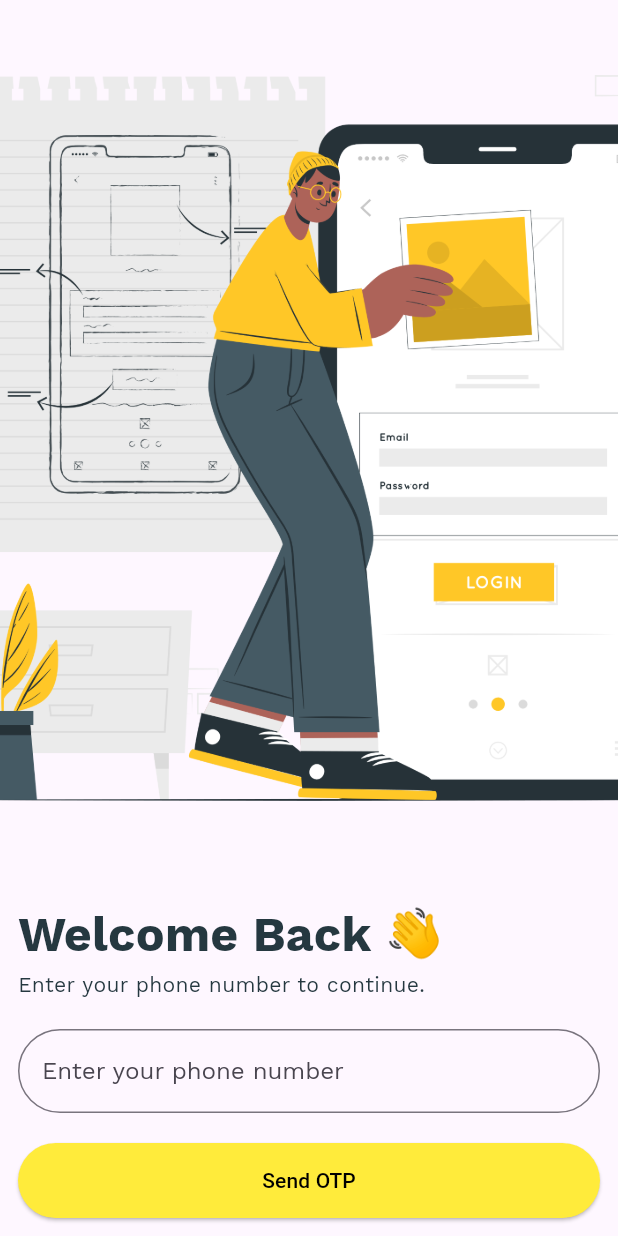
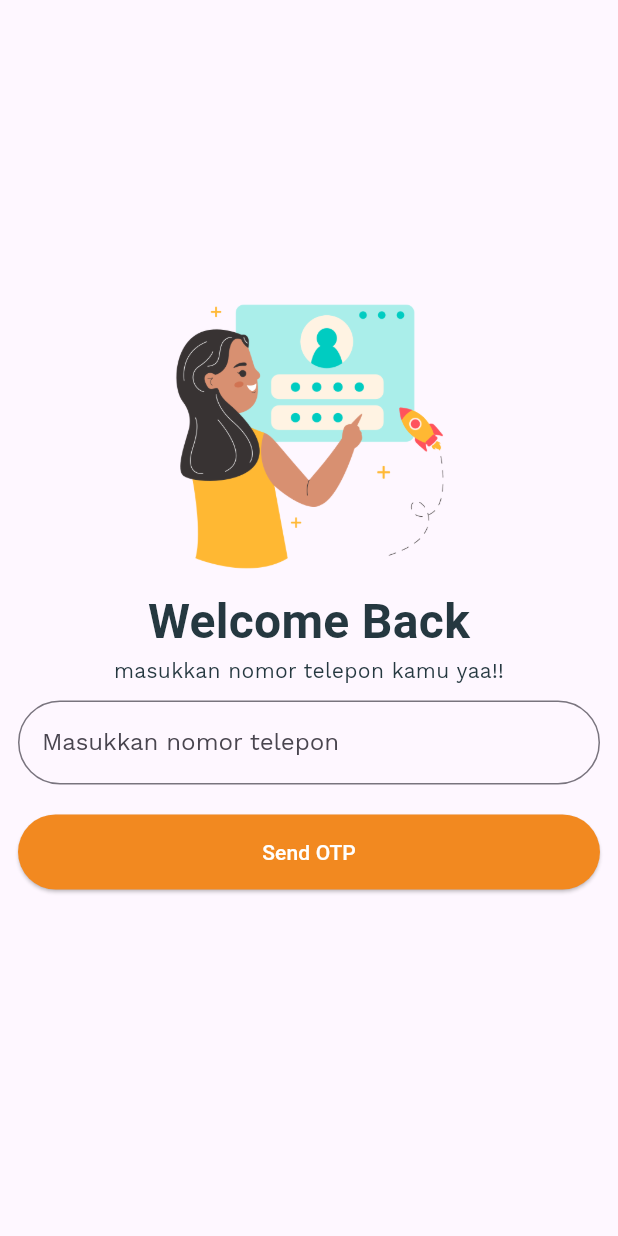
Before and after one commit to naeeel/bpbd_toba, a Flutter app: the LoginPage screen opened directly, on a phone screen of 412 x 824 dp. Run offline on Flutter 3.47's test engine with Material 3 defaults, Android fonts, the phone set to English and light mode, and no system bars; our stand-ins replace firebase_auth, firebase_core, flutter_neumorphic, geocoding, geolocator, google_maps_flutter and 3 more; accounts and stored records are empty; project files that could hold a hidden picture were left out.

Commit message:
perubahan frontend

```diff
--- a/lib/petugas_bencana_app/autentifikasi/login_screen.dart
+++ b/lib/petugas_bencana_app/autentifikasi/login_screen.dart
@@ -1,3 +1,4 @@
+
 import 'package:flutter/material.dart';
 import 'package:pelaporan_bencana/petugas_bencana_app/controllers/auth_service.dart';
 import 'package:pelaporan_bencana/petugas_bencana_app/pelaporan_bencana_app_home_screen.dart';
@@ -9,7 +10,8 @@ class LoginPage extends StatefulWidget {
   State<LoginPage> createState() => _LoginPageState();
 }
 
-class _LoginPageState extends State<LoginPage> with SingleTickerProviderStateMixin {
+class _LoginPageState extends State<LoginPage>
+    with SingleTickerProviderStateMixin {
   late AnimationController _controller;
 
   TextEditingController _phoneController = TextEditingController();
@@ -67,25 +69,37 @@ class _LoginPageState extends State<LoginPage> with SingleTickerProviderStateMix
         child: Container(
           height: MediaQuery.of(context).size.height,
           child: Column(
-            crossAxisAlignment: CrossAxisAlignment.start,
+            crossAxisAlignment: CrossAxisAlignment.center,
+            mainAxisAlignment: MainAxisAlignment.center,
             children: [
-              Expanded(
+              Container(
+                width: 200, // Atur lebar sesuai kebutuhan
+                height: 200, // Atur tinggi sesuai kebutuhan
                 child: Image.asset(
-                  "assets/pelaporan_app/login.png",
+                  "assets/pelaporan_app/log-in.png",
                   fit: BoxFit.cover,
                 ),
               ),
               Padding(
-                padding: const EdgeInsets.all(12.0),
+                padding: const EdgeInsets.fromLTRB(12.0, 0, 12.0, 40.0), // Mengatur margin bottom
                 child: Column(
-                  crossAxisAlignment: CrossAxisAlignment.start,
+                  mainAxisAlignment: MainAxisAlignment.center, // Mengatur kolom menjadi rata tengah
                   children: [
+                                Text(
+              "Welcome Back",
+              textAlign: TextAlign.center,
+              style: TextStyle(
+                fontFamily: 'Roboto',
+                fontSize: 32,
+                fontWeight: FontWeight.w700,
+              ),
+            ),
                     Text(
-                      "Welcome Back 👋",
-                      style: TextStyle(fontSize: 32, fontWeight: FontWeight.w700),
+                      "masukkan nomor telepon kamu yaa!!",
+
+                      textAlign: TextAlign.center, // Mengatur teks menjadi rata tengah
                     ),
-                    Text("Enter your phone number to continue."),
-                    SizedBox(height: 20),
+                    SizedBox(height: 10),
                     Form(
                       key: _formKey,
                       child: TextFormField(
@@ -93,14 +107,14 @@ class _LoginPageState extends State<LoginPage> with SingleTickerProviderStateMix
                         keyboardType: TextInputType.phone,
                         decoration: InputDecoration(
                           prefixText: "+62 ",
-                          labelText: "Enter your phone number",
+                          labelText: "Masukkan nomor telepon",
                           border: OutlineInputBorder(
                             borderRadius: BorderRadius.circular(32),
                           ),
                         ),
                         validator: (value) {
                           if (value!.isEmpty || !value.startsWith("8")) {
-                            return "Please enter a valid Indonesian phone number";
+                            return "masukkan nomor telepon anda dengan benar";
                           }
                           if (value.length < 11 || value.length > 13) {
                             return "Invalid phone number";
@@ -162,6 +176,8 @@ class _LoginPageState extends State<LoginPage> with SingleTickerProviderStateMix
                                       TextButton(
                                         onPressed: () => handleSubmit(context),
                                         child: Text("Submit"),
+
+
                                       ),
                                     ],
                                   ),
@@ -172,8 +188,8 @@ class _LoginPageState extends State<LoginPage> with SingleTickerProviderStateMix
                         },
                         child: Text("Send OTP"),
                         style: ElevatedButton.styleFrom(
-                          backgroundColor: Colors.yellow,
-                          foregroundColor: Colors.black,
+                          backgroundColor: Color(0xFFF28920),
+                          foregroundColor: const Color.fromARGB(255, 255, 255, 255),
                         ),
                       ),
                     ),
```
Also changed, not shown: assets/pelaporan_app/log-in.png (added).
